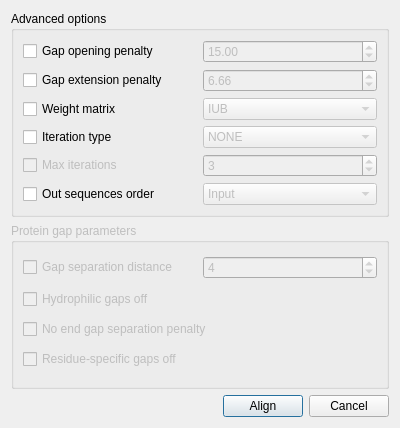
Qt form src/plugins/external_tool_support/src/ui/ClustalWSupportRunDialog.ui (violethaze74/ugene) before a commit.
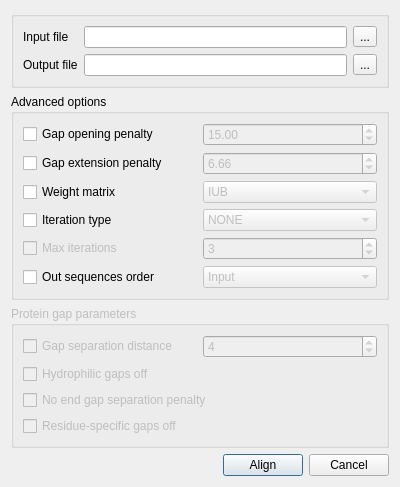
The same form after that commit.

What changed in the file:
```diff
--- a/src/plugins/external_tool_support/src/ui/ClustalWSupportRunDialog.ui
+++ b/src/plugins/external_tool_support/src/ui/ClustalWSupportRunDialog.ui
@@ -7,13 +7,13 @@
     <x>0</x>
     <y>0</y>
     <width>400</width>
-    <height>428</height>
+    <height>442</height>
    </rect>
   </property>
   <property name="maximumSize">
    <size>
-    <width>16777215</width>
-    <height>3660</height>
+    <width>400</width>
+    <height>442</height>
    </size>
   </property>
   <property name="windowTitle">
@@ -21,6 +21,39 @@
   </property>
   <layout class="QVBoxLayout" name="verticalLayout">
    <item>
+    <layout class="QGridLayout" name="gridLayout_4">
+     <item row="3" column="0">
+      <layout class="QHBoxLayout" name="horizontalLayout">
+       <item>
+        <spacer name="horizontalSpacer">
+         <property name="orientation">
+          <enum>Qt::Horizontal</enum>
+         </property>
+         <property name="sizeHint" stdset="0">
+          <size>
+           <width>40</width>
+           <height>20</height>
+          </size>
+         </property>
+        </spacer>
+       </item>
+       <item>
+        <widget class="QPushButton" name="alignButton">
+         <property name="text">
+          <string>Align</string>
+         </property>
+        </widget>
+       </item>
+       <item>
+        <widget class="QPushButton" name="cancelButton">
+         <property name="text">
+          <string>Cancel</string>
+         </property>
+        </widget>
+       </item>
+      </layout>
+     </item>
+     <item row="1" column="0">
     <widget class="QGroupBox" name="groupBox">
      <property name="title">
       <string>Advanced options</string>
@@ -195,7 +228,7 @@
      </layout>
     </widget>
    </item>
-   <item>
+     <item row="2" column="0">
     <widget class="QGroupBox" name="proteinGapParamGroupBox">
      <property name="enabled">
       <bool>false</bool>
@@ -255,33 +288,58 @@
      </layout>
     </widget>
    </item>
-   <item>
-    <layout class="QHBoxLayout" name="horizontalLayout">
-     <item>
-      <spacer name="horizontalSpacer">
-       <property name="orientation">
-        <enum>Qt::Horizontal</enum>
+     <item row="0" column="0">
+      <widget class="QGroupBox" name="inputGroupBox">
+       <property name="title">
+        <string/>
        </property>
-       <property name="sizeHint" stdset="0">
+       <layout class="QGridLayout" name="gridLayout_3">
+        <item row="0" column="0">
+         <layout class="QGridLayout" name="gridLayout_2">
+          <item row="1" column="0">
+           <widget class="QLabel" name="outputFileLabel">
+            <property name="text">
+             <string>Output file</string>
+            </property>
+           </widget>
+          </item>
+          <item row="1" column="2">
+           <widget class="QToolButton" name="outputFilePathButton">
+            <property name="text">
+             <string>...</string>
+            </property>
+           </widget>
+          </item>
+          <item row="0" column="0">
+           <widget class="QLabel" name="inputFileLabel">
+            <property name="text">
+             <string>Input file</string>
+            </property>
+           </widget>
+          </item>
+          <item row="1" column="1">
+           <widget class="QLineEdit" name="outputFileLineEdit">
+            <property name="maximumSize">
         <size>
-         <width>40</width>
-         <height>20</height>
-        </size>
-       </property>
-      </spacer>
-     </item>
-     <item>
-      <widget class="QPushButton" name="alignButton">
+              <width>16777214</width>
+              <height>16777215</height>
+             </size>
+            </property>
+           </widget>
+          </item>
+          <item row="0" column="2">
+           <widget class="QToolButton" name="inputFilePathButton">
        <property name="text">
-        <string>Align</string>
+             <string>...</string>
        </property>
       </widget>
      </item>
-     <item>
-      <widget class="QPushButton" name="cancelButton">
-       <property name="text">
-        <string>Cancel</string>
-       </property>
+          <item row="0" column="1">
+           <widget class="QLineEdit" name="inputFileLineEdit"/>
+          </item>
+         </layout>
+        </item>
+       </layout>
       </widget>
      </item>
     </layout>
```
Lines whose indentation alone changed are shown as unchanged.
